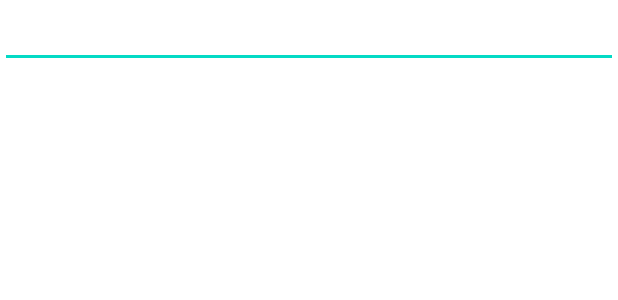
After one commit to epicadk/grpc-chat-android, an Android app: the layout activity_register.xml on its own in the app's theme, with its tools: preview values and no code run, on a phone screen of 412 x 824 dp. The commit adds this screen. Shown: the top 300 px of the screen. Run offline under Robolectric (Android 15) with nearby library versions, the phone set to English and light mode, and no system bars.

Commit message:
Create Register.kt

```diff
--- a/app/build.gradle.kts
+++ b/app/build.gradle.kts
@@ -7,7 +7,7 @@ import com.google.protobuf.gradle.*
             id (Plugins.BuildPlugins.kapt)
             id ("dagger.hilt.android.plugin")
             id ( "androidx.navigation.safeargs.kotlin")
-        }
+ }
 
 android {
     compileSdkVersion(SDK.compileSdk)
@@ -78,6 +78,9 @@ dependencies {
     implementation(Dependencies.Kotlin.stdlib)
     implementation (Dependencies.AndroidX.appCompat)
     implementation (Dependencies.material)
+    implementation("androidx.appcompat:appcompat:1.2.0")
+    implementation("org.jetbrains.kotlin:kotlin-stdlib:${rootProject.extra["kotlin_version"]}")
+    implementation("androidx.constraintlayout:constraintlayout:2.0.4")
     testImplementation (Dependencies.Test.junit)
     implementation (Dependencies.LifeCycle.livedata)
     implementation (Dependencies.LifeCycle.viewModel)
--- a/app/src/main/AndroidManifest.xml
+++ b/app/src/main/AndroidManifest.xml
@@ -10,6 +10,7 @@
         android:roundIcon="@mipmap/ic_launcher_round"
         android:supportsRtl="true"
         android:theme="@style/Theme.Grpcchatandroid">
+        <activity android:name=".view.Register"></activity>
         <activity android:name=".view.MainActivity">
             <intent-filter>
                 <action android:name="android.intent.action.MAIN" />
--- a/app/src/main/java/com/example/grpc_chat_android/view/MainActivity.kt
+++ b/app/src/main/java/com/example/grpc_chat_android/view/MainActivity.kt
@@ -13,4 +13,8 @@ class MainActivity : AppCompatActivity() {
         binding = ActivityMainBinding.inflate(layoutInflater)
         setContentView(binding.root)
     }
+    companion object {
+        // Probably not the best way to do this
+        lateinit var user : String
+    }
 }
--- /dev/null
+++ b/app/src/main/res/layout/activity_register.xml
@@ -0,0 +1,10 @@
+<?xml version="1.0" encoding="utf-8"?>
+<LinearLayout android:layout_height="match_parent"
+    android:layout_width="match_parent"
+    android:orientation="vertical"
+    xmlns:android="http://schemas.android.com/apk/res/android" >
+   <EditText
+       android:id="@+id/register_et"
+       android:layout_width="match_parent"
+       android:layout_height="wrap_content"/>
+</LinearLayout>
--- a/build.gradle.kts
+++ b/build.gradle.kts
@@ -1,5 +1,6 @@
 // Top-level build file where you can add configuration options common to all sub-projects/modules.
 buildscript {
+    val kotlin_version by extra("1.4.32")
     repositories {
         google()
         mavenCentral()
@@ -9,6 +10,7 @@ buildscript {
         classpath(Plugins.ClassPath.koltinGradlePlugin)
         classpath(Plugins.ClassPath.protobufGradlePlugin)
         classpath ("com.google.dagger:hilt-android-gradle-plugin:2.34.1-beta")
+        classpath("org.jetbrains.kotlin:kotlin-gradle-plugin:$kotlin_version")
         val nav_version = "2.3.5"
         classpath ("androidx.navigation:navigation-safe-args-gradle-plugin:$nav_version")
 
```
Also changed, not shown: app/src/main/java/com/example/grpc_chat_android/di/Utils.kt (+13 -1 lines), app/src/main/java/com/example/grpc_chat_android/view/Register.kt (added, +27 -0 lines).
